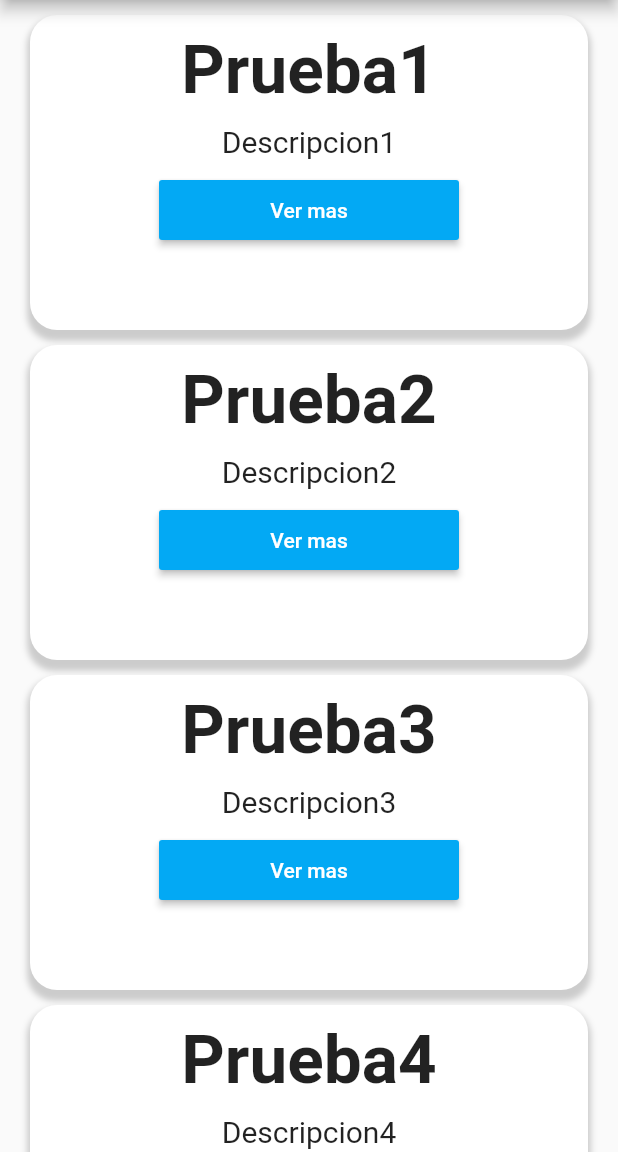
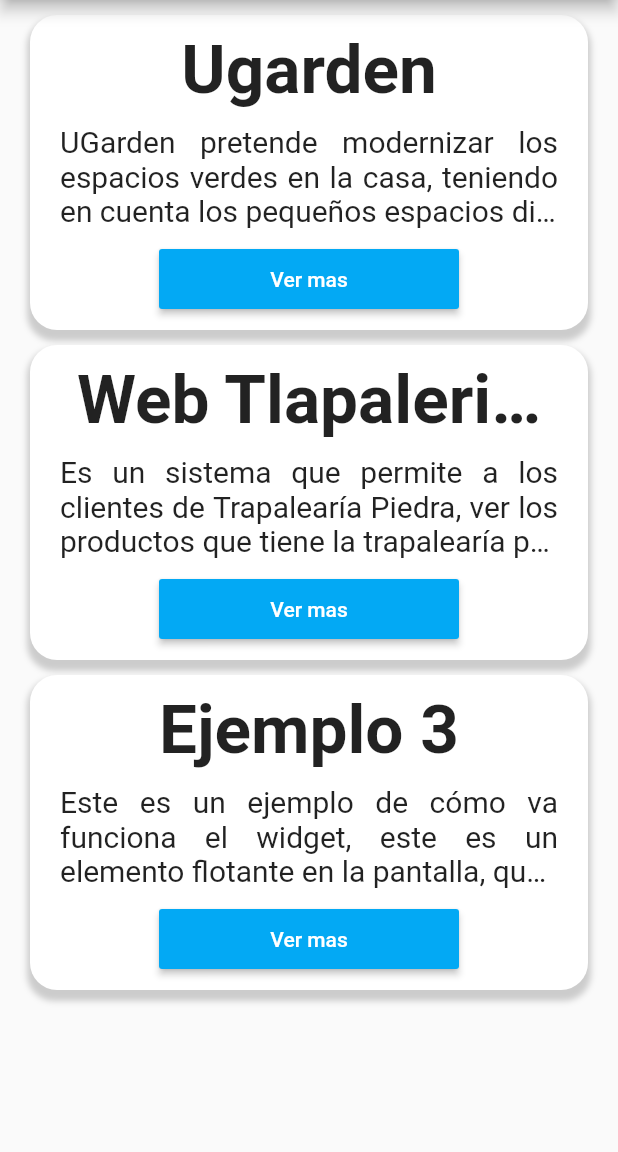
Before and after one commit to PiedraFernando/GestorProyectos, a Flutter app: the screen it shows after launch, on a phone screen of 412 x 824 dp, the part 84-1236 px from its top. Run offline on Flutter 3.47's test engine with Material 2 defaults, Android fonts, the phone set to English and light mode, and no system bars.

Commit message:
Terminado comentarios, y pantallas principales

```diff
--- a/lib/main.dart
+++ b/lib/main.dart
@@ -1,5 +1,5 @@
 import 'package:flutter/material.dart';
-import 'package:gestor_proyectos/proyecto/widgets/contenedorPrevistaProyecto.dart';
+import 'package:gestor_proyectos/proyecto/pantallas/contenedorPrevistaProyecto.dart';
 
 void main() {
   runApp(MyApp());
@@ -15,58 +15,7 @@ class MyApp extends StatelessWidget {
         primarySwatch: Colors.blue,
         visualDensity: VisualDensity.adaptivePlatformDensity,
       ),
-      home: MyHomePage(title: 'Gestor de proyectos'),
+      home: ContenedorPrevistaProyecto(),
     );
   }
 }
-
-class MyHomePage extends StatefulWidget {
-  MyHomePage({Key key, this.title}) : super(key: key);
-
-  // This widget is the home page of your application. It is stateful, meaning
-  // that it has a State object (defined below) that contains fields that affect
-  // how it looks.
-
-  // This class is the configuration for the state. It holds the values (in this
-  // case the title) provided by the parent (in this case the App widget) and
-  // used by the build method of the State. Fields in a Widget subclass are
-  // always marked "final".
-
-  final String title;
-
-  @override
-  _MyHomePageState createState() => _MyHomePageState();
-}
-
-class _MyHomePageState extends State<MyHomePage> {
-  int _counter = 0;
-
-  void _incrementCounter() {
-    setState(() {
-      // This call to setState tells the Flutter framework that something has
-      // changed in this State, which causes it to rerun the build method below
-      // so that the display can reflect the updated values. If we changed
-      // _counter without calling setState(), then the build method would not be
-      // called again, and so nothing would appear to happen.
-      _counter++;
-    });
-  }
-
-  @override
-  Widget build(BuildContext context) {
-    // This method is rerun every time setState is called, for instance as done
-    // by the _incrementCounter method above.
-    //
-    // The Flutter framework has been optimized to make rerunning build methods
-    // fast, so that you can just rebuild anything that needs updating rather
-    // than having to individually change instances of widgets.
-    return Scaffold(
-      appBar: AppBar(
-        title: Text(widget.title),
-      ),
-      body: Center(
-        child: ContenedorPrevistaProyecto(),
-      ),
-    );
-  }
-}
--- /dev/null
+++ b/lib/proyecto/pantallas/contenedorPrevistaProyecto.dart
@@ -0,0 +1,24 @@
+//pantalla que conteine la lista de las prevista de proyectos
+import 'package:flutter/material.dart';
+import '../widgets/PrevistaProyectos.dart';
+
+class ContenedorPrevistaProyecto extends StatelessWidget {
+  @override
+  Widget build(BuildContext context) {
+    return Scaffold(
+      appBar: AppBar(
+        title: Text("Gestor de proyectos"),
+      ),
+      body: ListView(
+        children: [
+          PrevistaProyeco("Ugarden",
+              "UGarden pretende modernizar los espacios verdes en la casa, teniendo en cuenta los pequeños espacios disponibles para ellos. Se tiene un sistema de monitoreo por medio de una aplicación y un sistema de riegó automático para las plantas, todo esto por medio de tecnología IOT"),
+          PrevistaProyeco("Web Tlapaleria Piedra",
+              "Es un sistema que permite a los clientes de Trapalearía Piedra, ver los productos que tiene la trapalearía para asi tener la certeza de la compra. Ademas TlapaleriaPiedraweb, tiene un sistema punto se venta para los dueños de la trapalearía."),
+          PrevistaProyeco("Ejemplo 3",
+              "Este es un ejemplo de cómo va funciona el widget, este es un elemento flotante en la pantalla, que al darle clic en el botón ‘ver más’ te lleva a otra pantalla en la cual se muestra toda la información del proyecto"),
+        ],
+      ),
+    );
+  }
+}
--- a/lib/proyecto/widgets/contenedorPrevistaProyecto.dart
+++ /dev/null
@@ -1,17 +0,0 @@
-//pantalla que conteine la lista de las prevista de proyectos
-import 'package:flutter/material.dart';
-import 'PrevistaProyectos.dart';
-
-class ContenedorPrevistaProyecto extends StatelessWidget {
-  @override
-  Widget build(BuildContext context) {
-    return ListView(
-      children: [
-        PrevistaProyeco("Prueba1", "Descripcion1"),
-        PrevistaProyeco("Prueba2", "Descripcion2"),
-        PrevistaProyeco("Prueba3", "Descripcion3"),
-        PrevistaProyeco("Prueba4", "Descripcion4"),
-      ],
-    );
-  }
-}
--- a/lib/proyecto/widgets/descripcion.dart
+++ b/lib/proyecto/widgets/descripcion.dart
@@ -1,4 +1,6 @@
-//Widget para la descripcion
+//Widget para la descripcion recive:
+// titulo: string
+// numero de lineas: int
 import 'package:flutter/material.dart';
 
 class Descripcion extends StatelessWidget {
--- a/lib/proyecto/widgets/titulo.dart
+++ b/lib/proyecto/widgets/titulo.dart
@@ -1,11 +1,31 @@
-//Widget para el titulo
+//Widget para el titulo, recive:
+// titulo: string
+// numero de lineas: int
 import 'package:flutter/material.dart';
 
 class Titulo extends StatelessWidget {
   final String titulo;
-  Titulo(this.titulo);
+  final int numeroLineas;
+  Titulo(this.titulo, this.numeroLineas);
   @override
   Widget build(BuildContext context) {
+    if (numeroLineas > 0) {
+      return Container(
+        margin: EdgeInsets.only(left: 20, top: 10, right: 20, bottom: 0),
+        child: Flexible(
+          child: Text(
+            titulo,
+            maxLines: 1,
+            overflow: TextOverflow.ellipsis,
+            textAlign: TextAlign.center,
+            style: TextStyle(
+              fontSize: 45,
+              fontWeight: FontWeight.bold,
+            ),
+          ),
+        ),
+      );
+    }
     return Container(
       margin: EdgeInsets.only(left: 20, top: 10, right: 20, bottom: 0),
       child: Flexible(
```
Also changed, not shown: lib/proyecto/pantallas/contenedorProyecto.dart (renamed from lib/proyecto/widgets/contenedorProyecto.dart, +14 -8 lines), lib/proyecto/pantallas/pantallaProyectos.dart (deleted, +0 -8 lines), lib/proyecto/widgets/PrevistaProyectos.dart (+9 -2 lines), lib/proyecto/widgets/contenedorComentarios.dart (+50 -10 lines), 6 other files.
